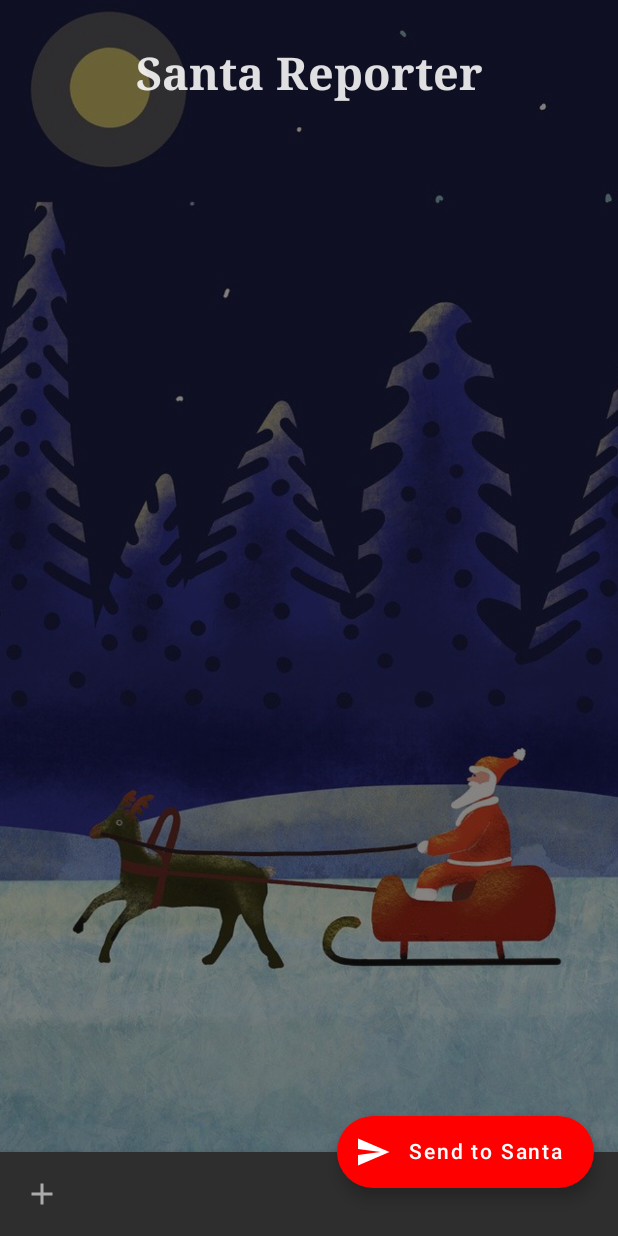
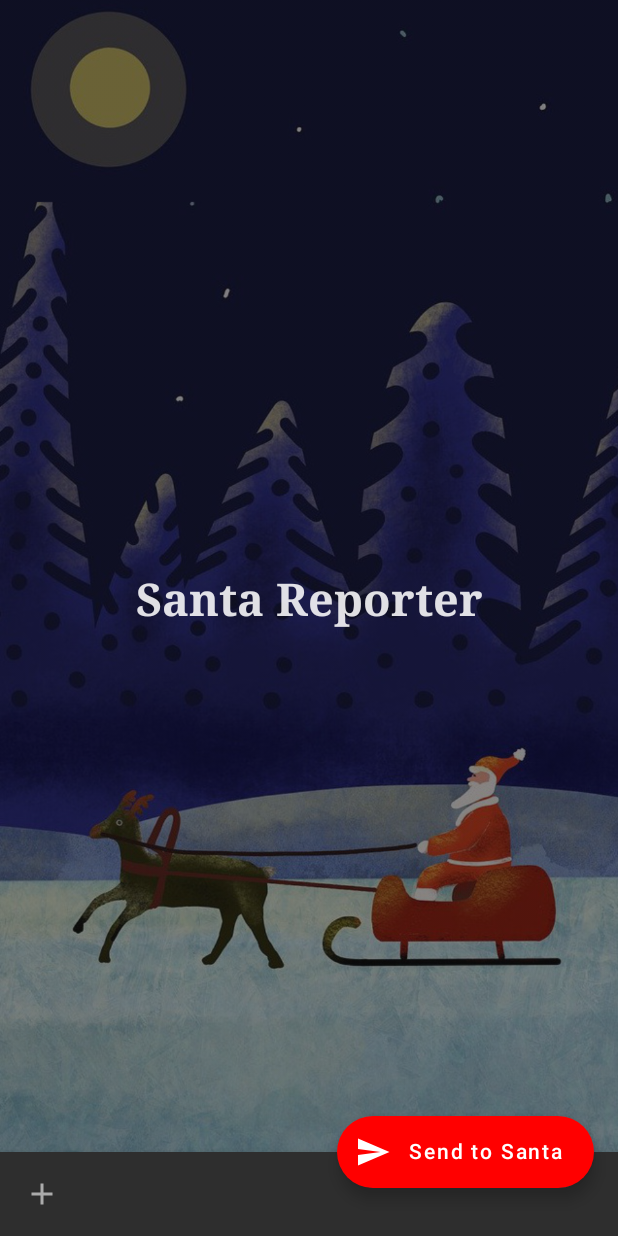
Before and after one commit to nicklasl/santareporter, an Android app built with Jetpack Compose: the screen it shows after launch (MainActivity), on a phone screen of 412 x 824 dp. Run offline under Robolectric (Android 15) with nearby library versions, the phone set to English and light mode, and no system bars; our stand-ins replace livedata-compose.

Commit message:
Center vertically content

```diff
--- a/app/src/main/java/nu/nldv/santareporter/MainActivity.kt
+++ b/app/src/main/java/nu/nldv/santareporter/MainActivity.kt
@@ -48,9 +48,10 @@ class MainActivity : ComponentActivity() {
                 ) {
                     Surface() {
                         Background()
-                        Column(
-                            modifier = Modifier.fillMaxWidth()
+                        Box(
+                            modifier = Modifier.fillMaxSize(),
                         ) {
+                            Column(modifier = Modifier.align(Alignment.Center)) {
                                 Heading()
                                 vm.children.observeAsState().value?.forEach {
                                     ChildRow(it, vm)
@@ -62,10 +63,10 @@ class MainActivity : ComponentActivity() {
             }
         }
     }
+}
 
 @Composable
 private fun ChildRow(child: Child, vm: MainVM) {
-
     Column(modifier = Modifier.padding(start = 21.dp, end = 21.dp, top = 21.dp, bottom = 8.dp)) {
         var sliderPosition by remember { mutableStateOf(child.rating.toFloat()) }
 
@@ -192,7 +193,7 @@ fun Heading() {
         textAlign = TextAlign.Center,
         modifier = Modifier
             .fillMaxWidth()
-            .padding(start = 6.dp, end = 6.dp, top = 32.dp, bottom = 24.dp)
+            .padding(start = 6.dp, end = 6.dp, bottom = 24.dp)
     )
 }
 
@@ -201,12 +202,14 @@ fun Heading() {
 fun DefaultPreview() {
     SantaReporterTheme {
         Background()
-        Column(
-            modifier = Modifier.fillMaxWidth()
+        Box(
+            modifier = Modifier.fillMaxSize(),
         ) {
+            Column(modifier = Modifier.align(Alignment.Center)) {
                 Heading()
                 ChildRow(child = Child("Child1", 40), vm = mockVM)
                 ChildRow(child = Child("Child2", 80), vm = mockVM)
+            }
         }
     }
 }
```
Lines whose indentation alone changed are shown as unchanged.
